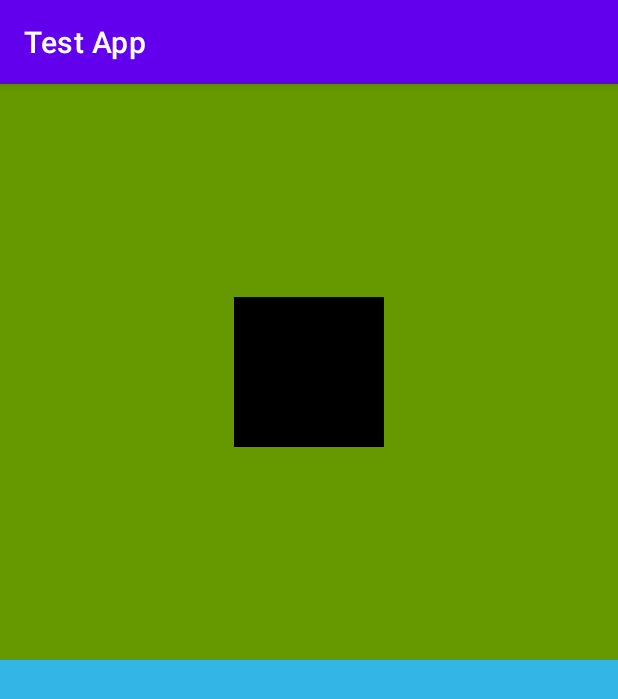
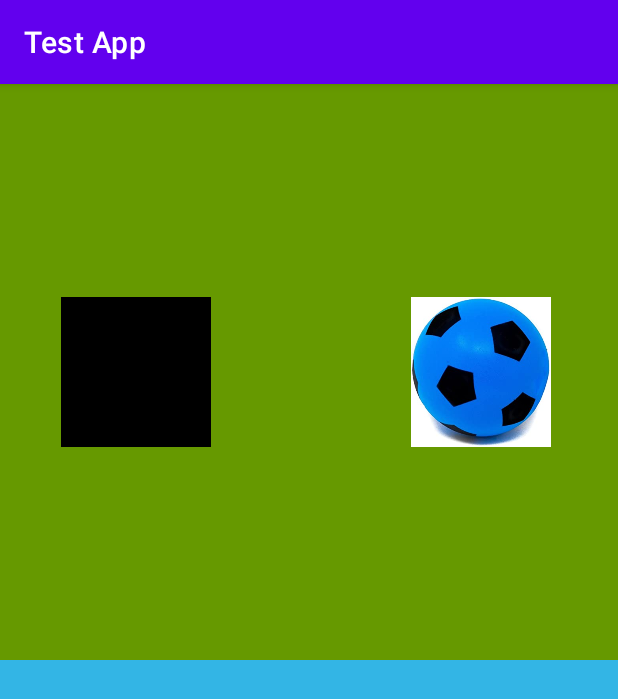
Before and after one commit to fabioqueiroz/kotlin-tutorial, an Android app: the DragAndDropFragment screen opened through its navigation route, on a phone screen of 412 x 824 dp. Shown: the top 699 px of the screen. Run offline under Robolectric (Android 15) with nearby library versions, the phone set to English and light mode, and no system bars.

Commit message:
drag and drop image

```diff
--- a/app/src/main/java/com/fq/navigationtutorial/DragAndDropFragment.kt
+++ b/app/src/main/java/com/fq/navigationtutorial/DragAndDropFragment.kt
@@ -31,6 +31,60 @@ class DragAndDropFragment : Fragment()   { // View.OnDragListener
     private var param1: String? = null
     private var param2: String? = null
     private lateinit var binding: FragmentDragAndDropBinding
+
+
+    override fun onCreate(savedInstanceState: Bundle?) {
+        super.onCreate(savedInstanceState)
+        arguments?.let {
+            param1 = it.getString(ARG_PARAM1)
+            param2 = it.getString(ARG_PARAM2)
+        }
+    }
+
+    override fun onCreateView(
+        inflater: LayoutInflater, container: ViewGroup?,
+        savedInstanceState: Bundle?
+    ): View? {
+        // Inflate the layout for this fragment
+        //return inflater.inflate(R.layout.fragment_drag_and_drop, container, false)
+        binding = FragmentDragAndDropBinding.inflate(inflater, container, false)
+        attachOnDragListener()
+        return binding.root
+    }
+
+//    override fun onViewCreated(view: View, savedInstanceState: Bundle?) {
+//        super.onViewCreated(view, savedInstanceState)
+//        attachOnDragListener()
+//    }
+
+    private fun attachOnDragListener() {
+        binding.llTop.setOnDragListener(dragListener)
+        binding.llBottom.setOnDragListener(dragListener)
+        binding.dragView.setOnLongClickListener {
+            val clipText = "Test ClipData text"
+            val item = ClipData.Item(clipText)
+            val mimeTypes = arrayOf(ClipDescription.MIMETYPE_TEXT_PLAIN)
+            val data = ClipData(clipText, mimeTypes, item)
+
+            val dragShadowBuilder = View.DragShadowBuilder(it)
+            it.startDragAndDrop(data, dragShadowBuilder, it, 0)
+
+            it.visibility = View.INVISIBLE
+            true
+        }
+        binding.dragImageView.setOnLongClickListener {
+            val clipText = "Image view text"
+            val item = ClipData.Item(clipText)
+            val mimeTypes = arrayOf(ClipDescription.MIMETYPE_TEXT_PLAIN)
+            val data = ClipData(clipText, mimeTypes, item)
+
+            val dragShadowBuilder = View.DragShadowBuilder(it)
+            it.startDragAndDrop(data, dragShadowBuilder, it, 0)
+
+            it.visibility = View.INVISIBLE
+            true
+        }
+    }
 
     private val dragListener = View.OnDragListener { view, dragEvent ->
         Log.d("drag", dragEvent.action.toString())
@@ -72,47 +126,6 @@ class DragAndDropFragment : Fragment()   { // View.OnDragListener
         }
     }
 
-    override fun onCreate(savedInstanceState: Bundle?) {
-        super.onCreate(savedInstanceState)
-        arguments?.let {
-            param1 = it.getString(ARG_PARAM1)
-            param2 = it.getString(ARG_PARAM2)
-        }
-    }
-
-    override fun onCreateView(
-        inflater: LayoutInflater, container: ViewGroup?,
-        savedInstanceState: Bundle?
-    ): View? {
-        // Inflate the layout for this fragment
-        //return inflater.inflate(R.layout.fragment_drag_and_drop, container, false)
-        binding = FragmentDragAndDropBinding.inflate(inflater, container, false)
-        attachOnDragListener()
-        return binding.root
-    }
-
-//    override fun onViewCreated(view: View, savedInstanceState: Bundle?) {
-//        super.onViewCreated(view, savedInstanceState)
-//        attachOnDragListener()
-//    }
-
-    private fun attachOnDragListener() {
-        binding.llTop.setOnDragListener(dragListener)
-        binding.llBottom.setOnDragListener(dragListener)
-        binding.dragView.setOnLongClickListener {
-            val clipText = "Test ClipData text"
-            val item = ClipData.Item(clipText)
-            val mimeTypes = arrayOf(ClipDescription.MIMETYPE_TEXT_PLAIN)
-            val data = ClipData(clipText, mimeTypes, item)
-
-            val dragShadowBuilder = View.DragShadowBuilder(it)
-            it.startDragAndDrop(data, dragShadowBuilder, it, 0)
-
-            it.visibility = View.INVISIBLE
-            true
-        }
-    }
-
     companion object {
         /**
          * Use this factory method to create a new instance of
--- a/app/src/main/res/layout/fragment_drag_and_drop.xml
+++ b/app/src/main/res/layout/fragment_drag_and_drop.xml
@@ -21,7 +21,16 @@
             android:layout_width="100dp"
             android:layout_height="100dp"
             android:layout_gravity="center"
+            android:layout_marginRight="180dp"
             android:background="@android:color/black" />
+
+        <ImageView
+            android:id="@+id/dragImageView"
+            android:layout_width="100dp"
+            android:layout_height="100dp"
+            android:layout_gravity="center"
+            android:layout_marginLeft="-50dp"
+            android:src="@drawable/ball2" />
 
     </LinearLayout>
 
```
